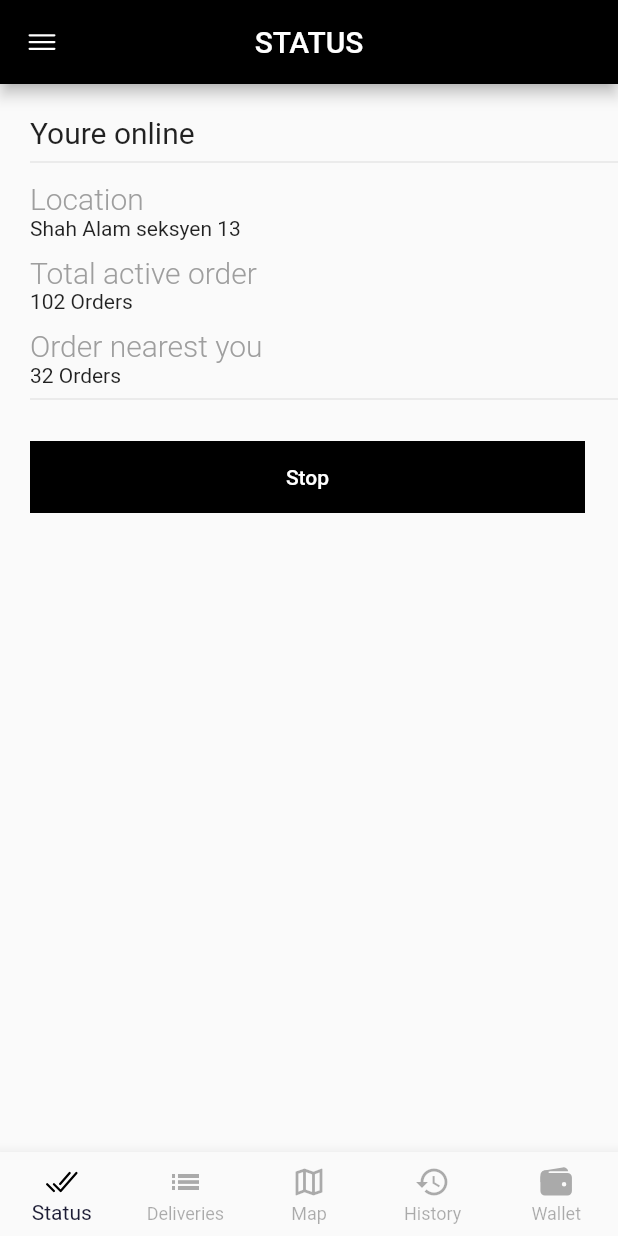
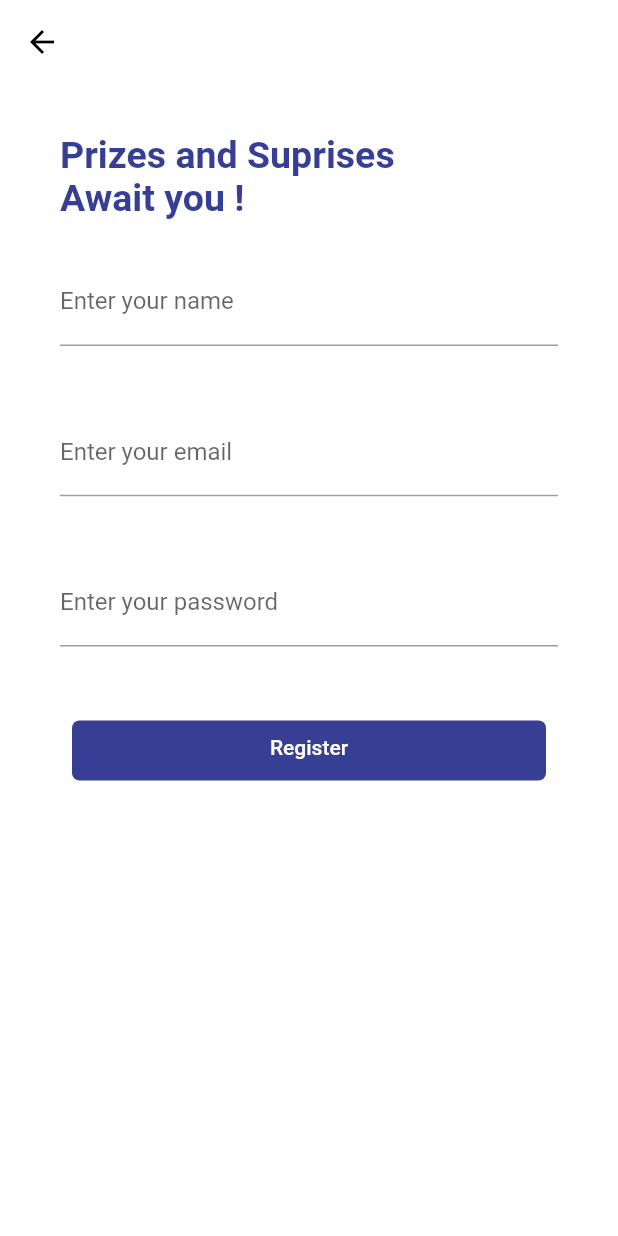
Before and after one commit to Zulfadlifauzi/riderapp, a Flutter app: the screen it shows after launch, on a phone screen of 412 x 824 dp. Run offline on Flutter 3.47's test engine with Material 2 defaults, Android fonts, the phone set to English and light mode, and no system bars; our stand-ins replace form_field_validator, google_maps_flutter, ionicons, lottie.

Commit message:
add login and signup and drawertab

```diff
--- a/lib/main.dart
+++ b/lib/main.dart
@@ -1,5 +1,5 @@
 import 'package:flutter/material.dart';
-import 'package:riderapp/widgets/bottom_tab_navigator.dart';
+import 'package:riderapp/screens/signup.dart';
 
 void main() {
   runApp(const MyApp());
@@ -15,7 +15,7 @@ class MyApp extends StatelessWidget {
       theme: ThemeData(
         primarySwatch: Colors.blue,
       ),
-      home: const BottomTabNavigator(),
+      home: SignupScreen(),
     );
   }
 }
--- /dev/null
+++ b/lib/screens/signup.dart
@@ -0,0 +1,138 @@
+import 'package:flutter/material.dart';
+import 'package:riderapp/screens/status.dart';
+import 'package:form_field_validator/form_field_validator.dart';
+
+class SignupScreen extends StatefulWidget {
+  const SignupScreen({Key? key}) : super(key: key);
+
+  @override
+  _SignupScreenState createState() => _SignupScreenState();
+}
+
+class _SignupScreenState extends State<SignupScreen> {
+  bool hidePassword = true;
+  TextEditingController passController = TextEditingController();
+  TextEditingController emailController = TextEditingController();
+  TextEditingController nameController = TextEditingController();
+
+  GlobalKey<FormState> formKey = GlobalKey<FormState>();
+  final scaffoldKey = GlobalKey<FormState>();
+
+  @override
+  Widget build(BuildContext context) {
+    final double height = MediaQuery.of(context).size.height;
+
+    return Scaffold(
+      appBar: AppBar(
+          key: scaffoldKey,
+          backgroundColor: Colors.transparent,
+          elevation: 0,
+          leading: IconButton(
+            icon: const Icon(Icons.arrow_back, color: Colors.black),
+            onPressed: () {
+              Navigator.push(
+                  context,
+                  MaterialPageRoute(
+                      builder: (context) => const StatusScreen()));
+            },
+          )),
+      backgroundColor: const Color(0xFFffffff),
+      body: SingleChildScrollView(
+        child: Form(
+          key: formKey,
+          child: Container(
+            padding: const EdgeInsets.only(left: 40, right: 40),
+            child: Column(
+              crossAxisAlignment: CrossAxisAlignment.start,
+              children: [
+                SizedBox(height: height * 0.04),
+                const Text(
+                  'Prizes and Suprises',
+                  style: TextStyle(
+                      fontSize: 25,
+                      fontWeight: FontWeight.bold,
+                      color: Color(0xFF363f93)),
+                ),
+                const Text(
+                  'Await you !',
+                  style: TextStyle(
+                      fontSize: 25,
+                      fontWeight: FontWeight.bold,
+                      color: Color(0xFF363f93)),
+                ),
+                SizedBox(
+                  height: height * 0.03,
+                ),
+                TextFormField(
+                    controller: nameController,
+                    decoration:
+                        const InputDecoration(labelText: 'Enter your name'),
+                    validator: MultiValidator([
+                      RequiredValidator(errorText: 'Enter your name'),
+                      MinLengthValidator(5,
+                          errorText: 'Should be at least 5 characters')
+                    ])),
+                SizedBox(height: height * 0.05),
+                TextFormField(
+                    controller: emailController,
+                    decoration:
+                        const InputDecoration(labelText: 'Enter your email'),
+                    validator: MultiValidator([
+                      RequiredValidator(errorText: 'Enter your email'),
+                      EmailValidator(errorText: 'Not A Valid Email')
+                    ])),
+                SizedBox(height: height * 0.05),
+                TextFormField(
+                  controller: passController,
+                  decoration:
+                      const InputDecoration(labelText: 'Enter your password'),
+                  validator: MultiValidator([
+                    RequiredValidator(errorText: 'Enter your password'),
+                    MinLengthValidator(6,
+                        errorText: 'Should be at least 6 characters')
+                  ]),
+                  obscureText: hidePassword,
+                ),
+                SizedBox(height: height * 0.05),
+                Column(
+                  children: <Widget>[
+                    TextButton(
+                        onPressed: () {},
+                        child: Container(
+                          child: const Padding(
+                            padding: EdgeInsets.only(top: 10),
+                            child: Text(
+                              'Register',
+                              style: TextStyle(color: Colors.white),
+                              textAlign: TextAlign.center,
+                            ),
+                          ),
+                          height: 40,
+                          width: double.infinity,
+                          decoration: BoxDecoration(
+                            borderRadius: BorderRadius.circular(5.0),
+                            color: const Color(0xFF363f93),
+                          ),
+                        )),
+                    SizedBox(
+                      height: height * 0.09,
+                    ),
+                  ],
+                ),
+              ],
+            ),
+          ),
+        ),
+      ),
+    );
+  }
+
+  bool validateAndSave() {
+    final form = formKey.currentState;
+    if (form!.validate()) {
+      form.save();
+      return true;
+    }
+    return false;
+  }
+}
--- a/pubspec.yaml
+++ b/pubspec.yaml
@@ -39,6 +39,7 @@ dependencies:
   location: ^4.3.0
   lottie: ^1.2.1
   modal_bottom_sheet: ^2.0.0
+  form_field_validator: ^1.1.0
 
 dev_dependencies:
   flutter_test:
```
Also changed, not shown: lib/screens/details.dart (deleted, +0 -15 lines), lib/screens/login.dart (added, +144 -0 lines), lib/screens/map.dart (+4 -12 lines), lib/widgets/drawer_tab_navigator.dart (+5 -5 lines), pubspec.lock.
